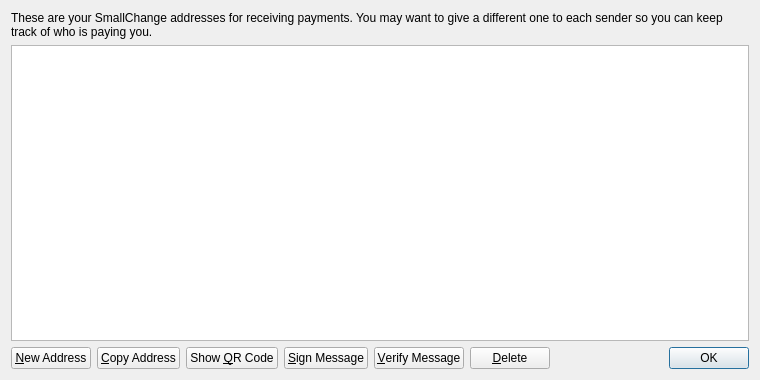
Above: src/qt/forms/addressbookpage.ui from mswilkison/maclanecoin before the change. Below: the same form after it.
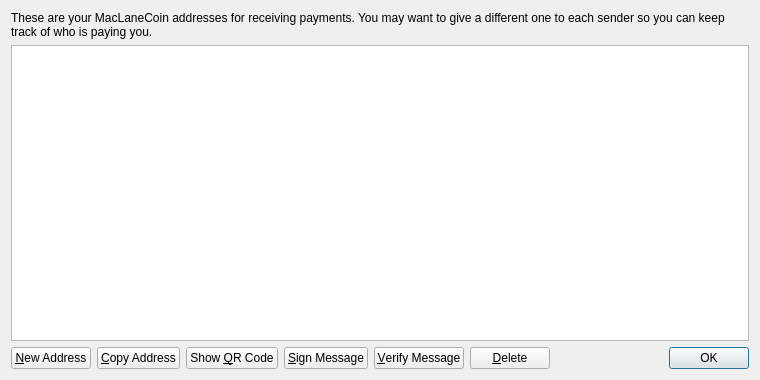
That is the form after the change. Icons and pictures are not drawn.

Commit message: s/SmallChange/MacLaneCoin

The edit to the form file:
```diff
--- a/src/qt/forms/addressbookpage.ui
+++ b/src/qt/forms/addressbookpage.ui
@@ -17,7 +17,7 @@
    <item>
     <widget class="QLabel" name="labelExplanation">
      <property name="text">
-      <string>These are your SmallChange addresses for receiving payments. You may want to give a different one to each sender so you can keep track of who is paying you.</string>
+      <string>These are your MacLaneCoin addresses for receiving payments. You may want to give a different one to each sender so you can keep track of who is paying you.</string>
      </property>
      <property name="textFormat">
       <enum>Qt::PlainText</enum>
```
The commit also changes 23 other files.
